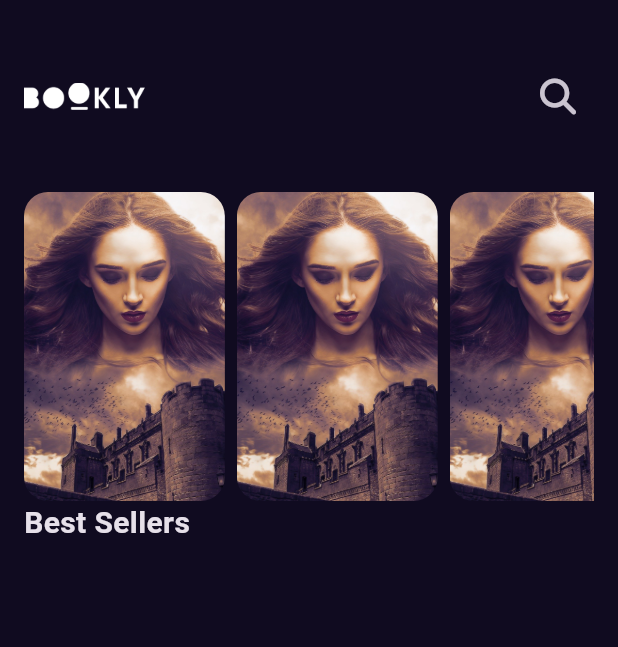
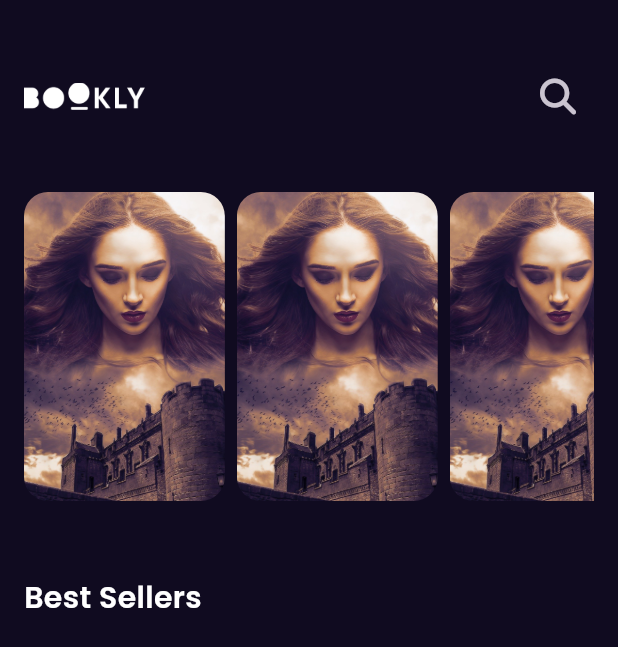
Before and after one commit to alaakorda/Bookly, a Flutter app: the screen it shows after launch, on a phone screen of 412 x 824 dp. Shown: the top 647 px of the screen. Run offline on Flutter 3.47's test engine with Material 3 defaults, Android fonts, the phone set to English and light mode, and no system bars; our stand-ins replace font_awesome_flutter, get, google_fonts.

Commit message:
add font family

```diff
--- a/lib/Features/home/presentation/views/widgets/home_view_body.dart
+++ b/lib/Features/home/presentation/views/widgets/home_view_body.dart
@@ -14,6 +14,9 @@ class HomeViewBody extends StatelessWidget {
         children: [
           CustomAppBar(),
           CustomListView(),
+          SizedBox(
+            height: 50,
+          ),
           Text(
             'Best Sellers',
             style: Styles.titleMedium,
--- a/lib/main.dart
+++ b/lib/main.dart
@@ -2,7 +2,7 @@ import 'package:bookly/Features/splash/presentation/view_model/views/splash_view
 import 'package:bookly/constans.dart';
 import 'package:flutter/material.dart';
 import 'package:get/get.dart';
-
+import 'package:google_fonts/google_fonts.dart';
 void main() {
   runApp(const Bookly());
 }
@@ -16,7 +16,10 @@ class Bookly extends StatelessWidget {
       debugShowCheckedModeBanner: false,
       theme: ThemeData.dark().copyWith(
         scaffoldBackgroundColor: KprimaryColor,
+        textTheme: GoogleFonts.poppinsTextTheme(Theme.of(context).textTheme)
+            .apply(bodyColor: Colors.white),
       ),
+
       home: const SplashView(),
     );
   }
--- a/pubspec.yaml
+++ b/pubspec.yaml
@@ -34,6 +34,7 @@ dependencies:
     sdk: flutter
   font_awesome_icon_class: ^0.0.6
   get: ^4.6.6
+  google_fonts: ^6.2.1
 
 dev_dependencies:
   flutter_lints: ^2.0.0
```
